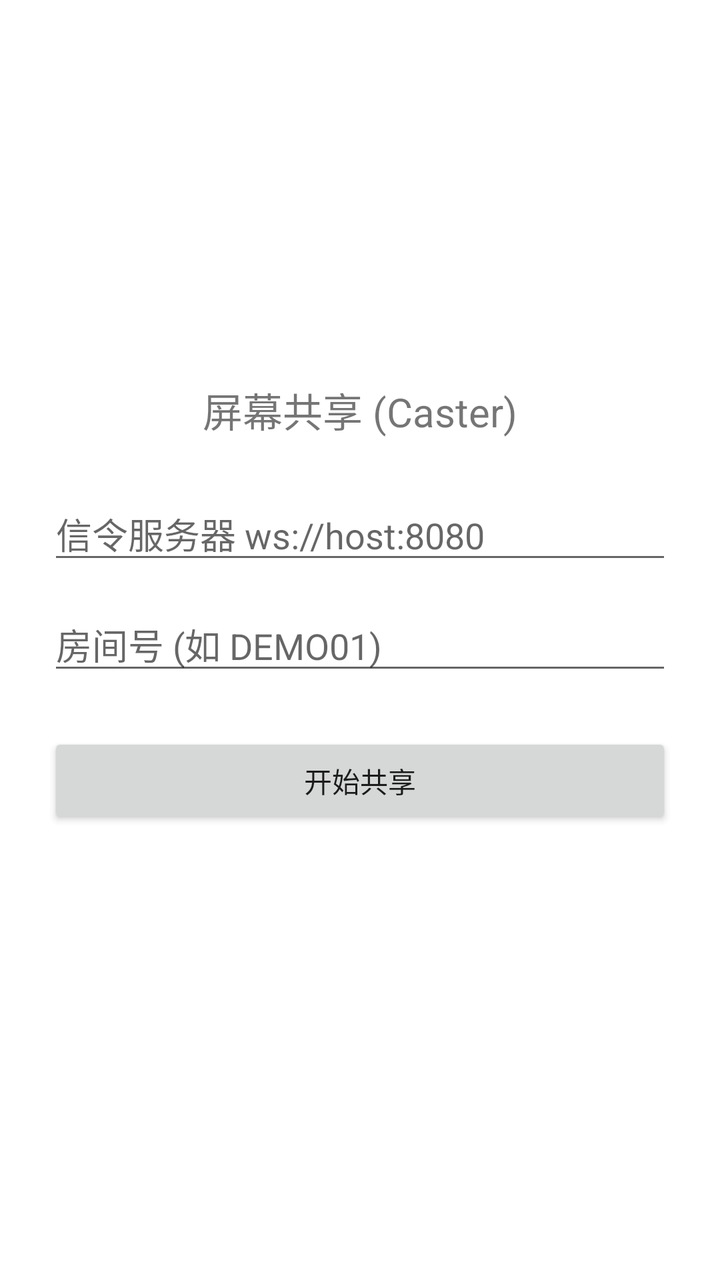
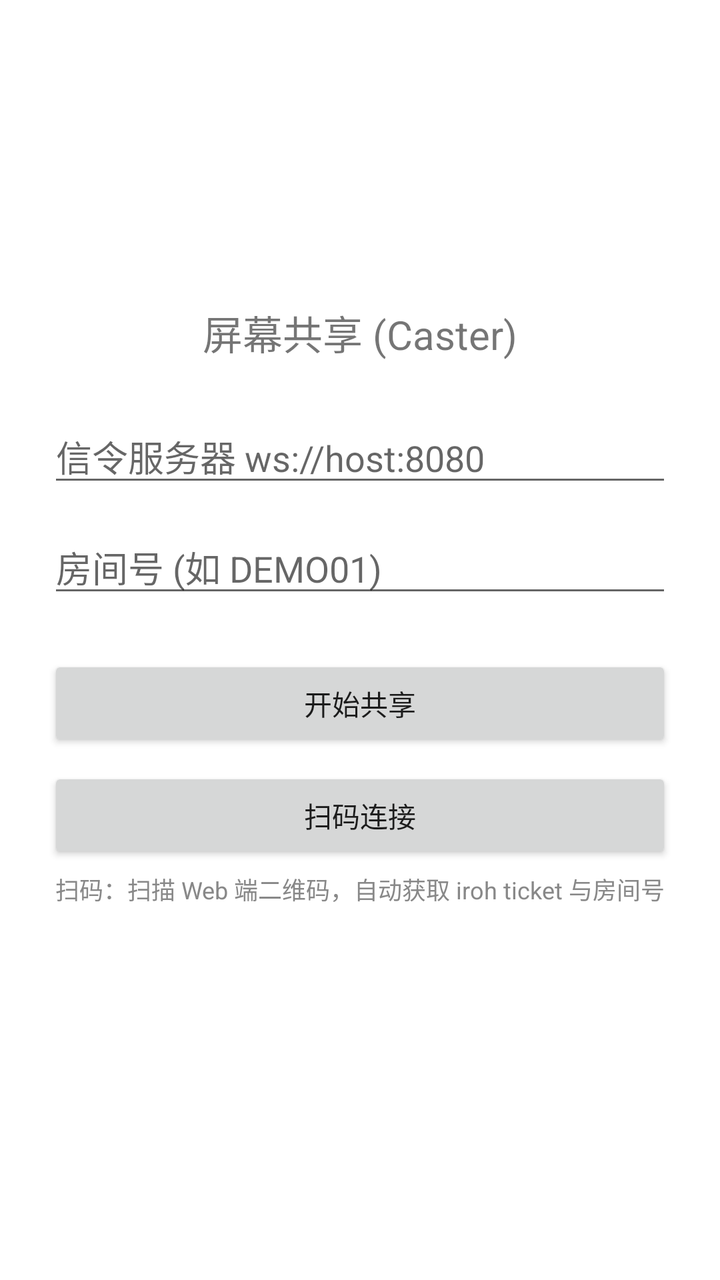

An Android layout rendered at two revisions. The XML below is the earlier revision; the diff shows what the commit changed to produce the second picture.
<!-- AndroidManifest.xml: application theme Theme.ScreenShare -->
<!-- res/layout/activity_main.xml -->
<?xml version="1.0" encoding="utf-8"?>
<LinearLayout xmlns:android="http://schemas.android.com/apk/res/android"
    android:orientation="vertical"
    android:padding="24dp"
    android:gravity="center"
    android:layout_width="match_parent"
    android:layout_height="match_parent">

    <TextView
        android:layout_width="wrap_content"
        android:layout_height="wrap_content"
        android:text="屏幕共享 (Caster)"
        android:textSize="20sp"
        android:layout_marginBottom="24dp" />

    <EditText
        android:id="@+id/serverInput"
        android:layout_width="match_parent"
        android:layout_height="wrap_content"
        android:hint="信令服务器 ws://host:8080"
        android:inputType="textUri"
        android:layout_marginBottom="12dp" />

    <EditText
        android:id="@+id/roomInput"
        android:layout_width="match_parent"
        android:layout_height="wrap_content"
        android:hint="房间号 (如 DEMO01)"
        android:inputType="text"
        android:layout_marginBottom="24dp" />

    <Button
        android:id="@+id/startBtn"
        android:layout_width="match_parent"
        android:layout_height="wrap_content"
        android:text="开始共享" />

    <TextView
        android:id="@+id/statusText"
        android:layout_width="wrap_content"
        android:layout_height="wrap_content"
        android:layout_marginTop="16dp"
        android:textColor="#888888" />
</LinearLayout>
<!-- resources referenced by this layout -->
<resources>
  <style name="Theme.ScreenShare" parent="Theme.MaterialComponents.DayNight.NoActionBar">
          <item name="colorPrimary">@color/purple_500</item>
          <item name="colorPrimaryDark">@color/purple_700</item>
          <item name="colorAccent">@color/teal_200</item>
      </style>
  <color name="purple_500">#FF6200EE</color>
  <color name="purple_700">#FF3700B3</color>
  <color name="teal_200">#FF03DAC5</color>
</resources>

<!-- the commit's change to res/layout/activity_main.xml (unified diff, before → after) -->
@@ -35,6 +35,21 @@
         android:layout_height="wrap_content"
         android:text="开始共享" />
 
+    <Button
+        android:id="@+id/scanBtn"
+        android:layout_width="match_parent"
+        android:layout_height="wrap_content"
+        android:layout_marginTop="8dp"
+        android:text="扫码连接" />
+
+    <TextView
+        android:layout_width="wrap_content"
+        android:layout_height="wrap_content"
+        android:layout_marginTop="4dp"
+        android:text="扫码：扫描 Web 端二维码，自动获取 iroh ticket 与房间号"
+        android:textSize="12sp"
+        android:textColor="#888888" />
+
     <TextView
         android:id="@+id/statusText"
         android:layout_width="wrap_content"
